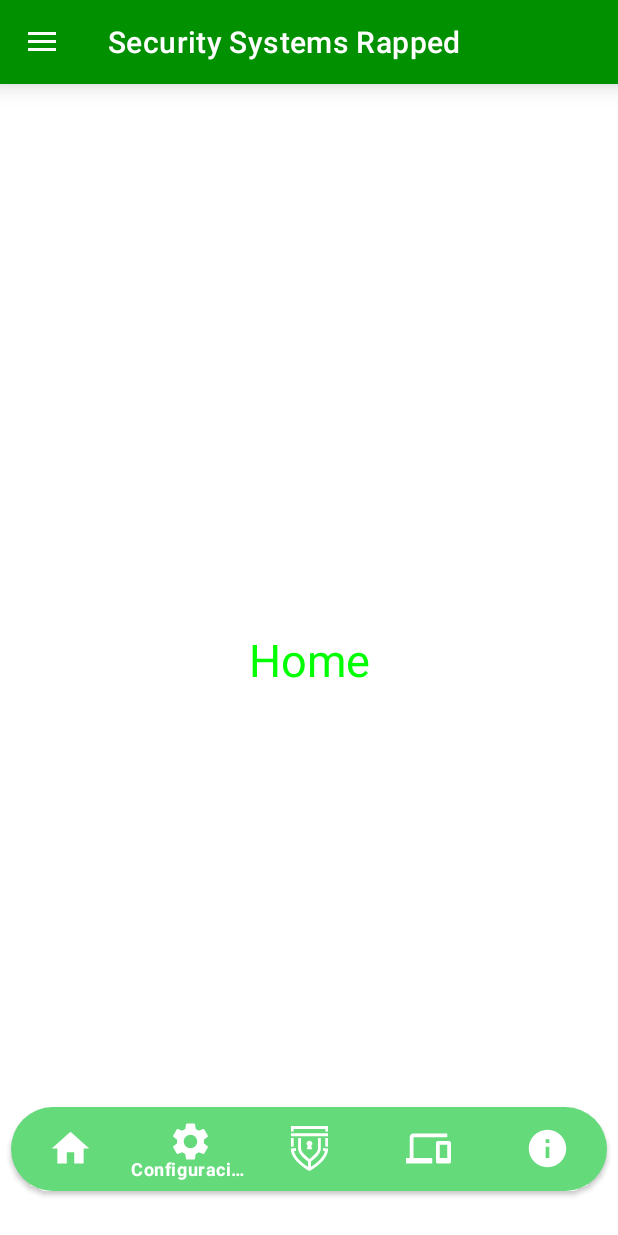
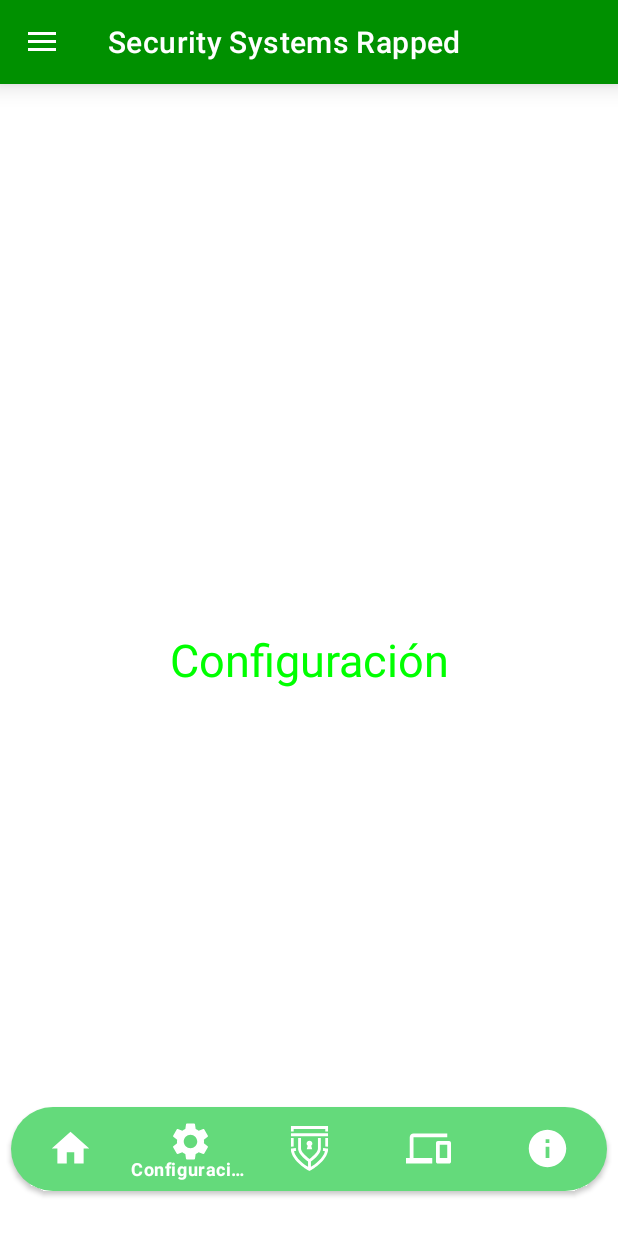
Before and after one commit to Orjuelalaley/Security_System_Trapped, an Android app: the screen it shows after launch (MainActivity), item 2 of the bottom bar chosen, on a phone screen of 412 x 824 dp. Run offline under Robolectric (Android 15) with nearby library versions, the phone set to English and light mode, and no system bars; our stand-ins replace data binding.

Commit message:
Menu inferior Completo y funcional

```diff
--- a/app/src/main/java/com/example/proyectomovil/MainActivity.java
+++ b/app/src/main/java/com/example/proyectomovil/MainActivity.java
@@ -23,12 +23,14 @@ import android.widget.Toast;
 
 import com.example.proyectomovil.databinding.ActivityMainBinding;
 import com.example.proyectomovil.utils.AlertUtils;
+import com.google.android.material.navigation.NavigationBarView;
 import com.google.android.material.navigation.NavigationView;
 
 
 public class MainActivity extends AppCompatActivity implements NavigationView.OnNavigationItemSelectedListener {
 
     ActivityMainBinding binding;
+    HomeFragment homeFragment=new HomeFragment();
 
     @Override
     protected void onCreate(Bundle savedInstanceState) {
@@ -38,7 +40,7 @@ public class MainActivity extends AppCompatActivity implements NavigationView.On
         setContentView(binding.getRoot());
         Toolbar toolbar = binding.toolbar;
         setSupportActionBar(toolbar);
-        DrawerLayout drawerLayout = binding.getRoot();
+        DrawerLayout drawerLayout = binding.drawerLayout;
         binding.navView.setNavigationItemSelectedListener(this);
         ActionBarDrawerToggle toggle = new ActionBarDrawerToggle(this, drawerLayout, toolbar, R.string.open_nav, R.string.close_nav);
         drawerLayout.addDrawerListener(toggle);
@@ -47,8 +49,39 @@ public class MainActivity extends AppCompatActivity implements NavigationView.On
             getSupportFragmentManager().beginTransaction().replace(R.id.frame_layout, new HomeFragment()).commit();
             binding.navView.setCheckedItem(R.id.nav_home);
         }
+        binding.bottomNavigationView.setOnItemSelectedListener(new NavigationBarView.OnItemSelectedListener() {
+               @Override
+               public boolean onNavigationItemSelected(@NonNull MenuItem item) {
+                   switch (item.getItemId()) {
+                       case R.id.home:
+                           getSupportFragmentManager().beginTransaction().replace(R.id.frame_layout, new HomeFragment()).commit();
+                           break;
+                       case R.id.Configuración:
+                           getSupportFragmentManager().beginTransaction().replace(R.id.frame_layout, new SettingsFragment()).commit();
+                           break;
+                       case R.id.homeButton:
+                           showBottomDialog();
+                           break;
+                       case R.id.dispositivos:
+                           getSupportFragmentManager().beginTransaction().replace(R.id.frame_layout, new DevicesFragment()).commit();
+                           break;
+                       case R.id.about:
+                           //Intent intent = new Intent(MainActivity.this, LoginActivity.class);
+                          // startActivity(intent);
+                           getSupportFragmentManager().beginTransaction().replace(R.id.frame_layout, new HelpFragment()).commit();
+
+                           break;
+                   }
+                   return true;
+               }
+
+        }
+
+        );
         //binding.fab.setOnClickListener(view -> showBottomDialog());
     }
+
+    //SIN USO
     @SuppressLint("NonConstantResourceId")
     @Override
     public boolean onNavigationItemSelected(@NonNull MenuItem item) {
--- a/app/src/main/res/layout/activity_main.xml
+++ b/app/src/main/res/layout/activity_main.xml
@@ -1,14 +1,40 @@
 <?xml version="1.0" encoding="utf-8"?>
+<layout xmlns:android="http://schemas.android.com/apk/res/android"
+    xmlns:app="http://schemas.android.com/apk/res-auto"
+    xmlns:tools="http://schemas.android.com/tools">
+
     <androidx.drawerlayout.widget.DrawerLayout
-    xmlns:android="http://schemas.android.com/apk/res/android"
-    xmlns:app="http://schemas.android.com/apk/res-auto"
-    xmlns:tools="http://schemas.android.com/tools"
+
         android:layout_width="match_parent"
         android:layout_height="match_parent"
         android:id="@+id/drawer_layout"
         android:fitsSystemWindows="true"
         tools:openDrawer="start"
         tools:context=".MainActivity">
+        <androidx.constraintlayout.widget.ConstraintLayout
+                android:layout_width="match_parent"
+                android:layout_height="match_parent"
+            android:orientation="vertical">
+            <com.google.android.material.bottomnavigation.BottomNavigationView
+                app:layout_constraintBottom_toBottomOf="parent"
+                android:layout_width="match_parent"
+                android:layout_height="wrap_content"
+                android:id="@+id/bottomNavigationView"
+                android:layout_alignParentBottom="true"
+                app:menu="@menu/bottom_menu"
+                app:itemIconSize="30dp"
+                android:elevation="2dp"
+                android:background="@drawable/bottom_menu_background"
+                android:layout_marginBottom="30dp"
+                android:layout_marginEnd="7dp"
+                android:layout_marginStart="7dp"
+                android:layout_marginTop="30dp"
+                app:elevation="2dp"
+                app:itemIconTint="@color/white"
+                app:itemTextColor="@color/white"
+
+                />
+        </androidx.constraintlayout.widget.ConstraintLayout>
 
             <LinearLayout
                 android:layout_width="match_parent"
@@ -39,4 +65,11 @@
                 app:headerLayout="@layout/nav_header"
                 app:menu="@menu/nav_menu"/>
 
+
+
+
     </androidx.drawerlayout.widget.DrawerLayout>
+
+
+
+</layout>
--- a/app/src/main/res/layout/fragment_help.xml
+++ b/app/src/main/res/layout/fragment_help.xml
@@ -1,6 +1,7 @@
 <?xml version="1.0" encoding="utf-8"?>
-<FrameLayout xmlns:android="http://schemas.android.com/apk/res/android"
+<RelativeLayout xmlns:android="http://schemas.android.com/apk/res/android"
     xmlns:tools="http://schemas.android.com/tools"
+    xmlns:app="http://schemas.android.com/apk/res-auto"
     android:layout_width="match_parent"
     android:layout_height="match_parent"
     tools:context=".HelpFragment">
@@ -15,4 +16,5 @@
         android:gravity="center"
         />
 
-</FrameLayout>
+
+</RelativeLayout>
--- a/app/src/main/res/layout/fragment_home.xml
+++ b/app/src/main/res/layout/fragment_home.xml
@@ -18,27 +18,7 @@
         android:textSize="30sp" />
 
 
-    <com.google.android.material.bottomnavigation.BottomNavigationView
 
-        android:layout_width="match_parent"
-        android:layout_height="wrap_content"
-        android:id="@+id/bottomNavigationView"
-        android:layout_alignParentBottom="true"
-        app:menu="@menu/bottom_menu"
-        app:itemIconSize="30dp"
-        android:elevation="2dp"
-        android:background="@drawable/bottom_menu_background"
-        android:layout_marginBottom="30dp"
-        android:layout_marginEnd="7dp"
-        android:layout_marginStart="7dp"
-        android:layout_marginTop="30dp"
-        app:elevation="2dp"
-        app:itemIconTint="@color/white"
-        app:itemTextColor="@color/white"
-
-        >
-
-    </com.google.android.material.bottomnavigation.BottomNavigationView>
 
 
 </RelativeLayout>
--- a/app/src/main/res/menu/bottom_menu.xml
+++ b/app/src/main/res/menu/bottom_menu.xml
@@ -1,5 +1,7 @@
 <?xml version="1.0" encoding="utf-8"?>
-<menu xmlns:android="http://schemas.android.com/apk/res/android">
+<menu xmlns:android="http://schemas.android.com/apk/res/android"
+    xmlns:tools="http://schemas.android.com/tools"
+    tools:showIn = "navigation_view">
     <item
         android:id="@+id/home"
         android:title="@string/info"
```
Also changed, not shown: app/src/main/java/com/example/proyectomovil/HelpFragment.java (+10 -0 lines). Lines whose indentation alone changed are shown as unchanged.
